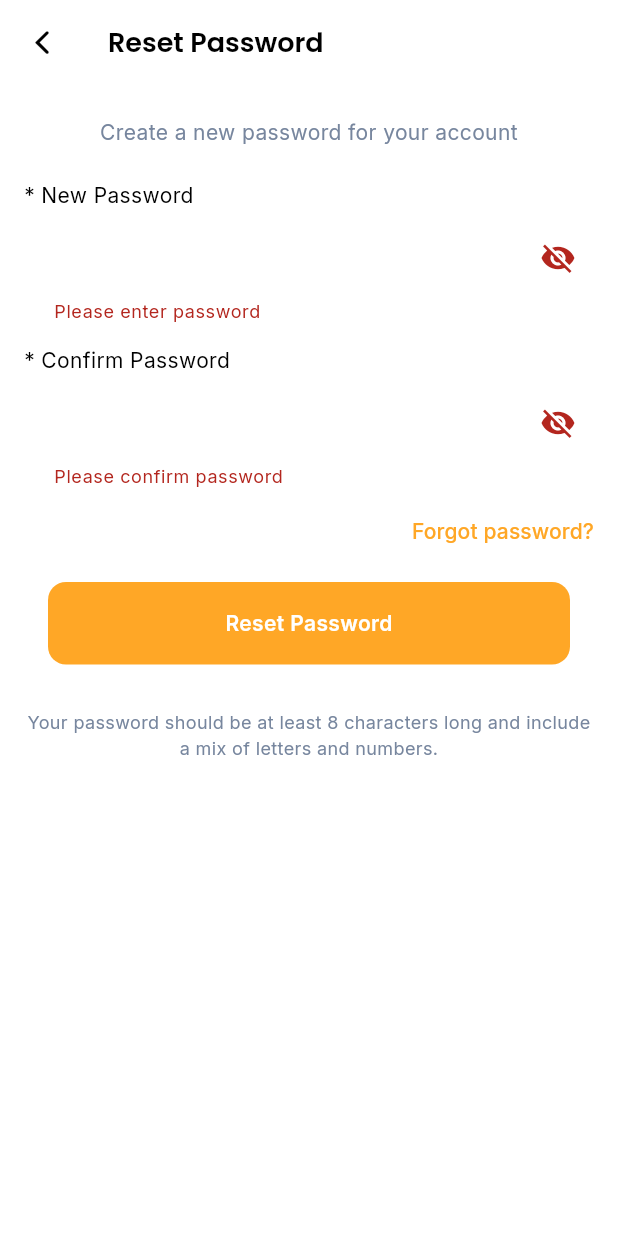
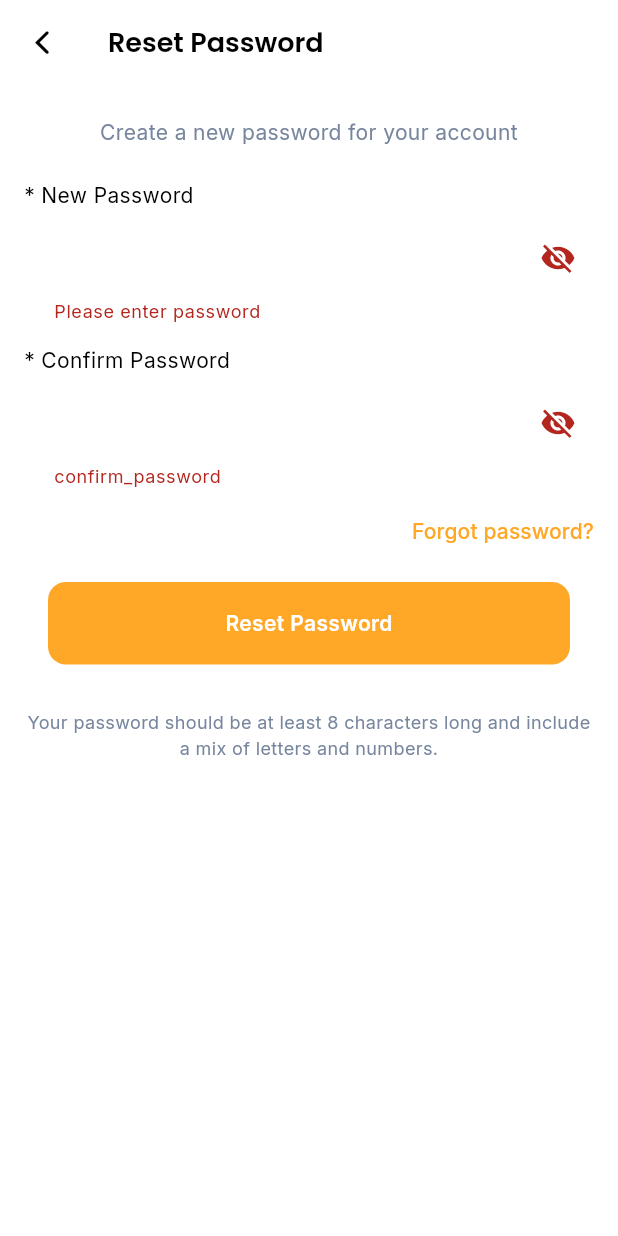
Before and after one commit to BuckyBanaz/Plex, a Flutter app: the UserResetPasswordScreen screen opened directly, after a tap on "Reset Password", on a phone screen of 412 x 824 dp. Run offline on Flutter 3.47's test engine with Material 3 defaults, Android fonts, the light colour scheme and no system bars; our stand-ins replace animated_bottom_navigation_bar, device_info_plus, dio, easy_localization, firebase_core, flutter_phoenix and 17 more; missing offline and left inert: dart:ffi, dart:html, flutter_stripe; accounts and stored records are empty.

Commit message:
feat: Internationalize profile and notification screens
This commit replaces hardcoded text with internationalization (i18n) keys across several profile-related screens and the notification screen to support multiple languages.

### Changes
- **Internationalization:**
    - Replaced static text with `.tr` keys on the following screens:
        - `UserProfileScreen`: Options like 'My Account', 'Change Language', 'Reset Password', etc.
        - `UserAccountScreen`: Labels for 'Full Name', 'DOB', 'Email', and the 'Delete Account' button.
        - `UserResetPasswordScreen`: Titles, labels, validation messages, and button text.
        - `UserChangeLanguageScreen`: Screen title.
        - `UserNotificationScreen`: Screen title.

- **Localization Assets:**
    - Added new translation keys and their corresponding values in English (`en_US.json`) and Arabic (`ar_SA.json`) for the newly internationalized text.

```diff
--- a/lib/screens/individual/profile/user_change_language.dart
+++ b/lib/screens/individual/profile/user_change_language.dart
@@ -73,8 +73,8 @@ class _UserChangeLanguageScreenState extends State<UserChangeLanguageScreen> {
     return Scaffold(
       backgroundColor: Colors.white,
       appBar: AppBar(
-        title: const Text(
-          'Change Language',
+        title:  Text(
+          'change_language'.tr,
           style: TextStyle(
             fontWeight: FontWeight.bold,
           ),
--- a/lib/screens/individual/profile/user_reset_password_screen.dart
+++ b/lib/screens/individual/profile/user_reset_password_screen.dart
@@ -19,8 +19,8 @@ class UserResetPasswordScreen extends StatelessWidget {
       appBar: AppBar(
         elevation: 0,
         iconTheme: const IconThemeData(color: AppColors.textPrimary),
-        title: const Text(
-          'Reset Password',
+        title:  Text(
+          'reset_password'.tr,
           style: TextStyle(color: AppColors.textPrimary),
         ),
         leading: IconButton(
@@ -35,8 +35,8 @@ class UserResetPasswordScreen extends StatelessWidget {
             padding: const EdgeInsets.all(16),
             children: [
               const SizedBox(height: 6),
-              const Text(
-                'Create a new password for your account',
+               Text(
+                'subtitle_reset_password'.tr,
                 textAlign: TextAlign.center,
                 style: TextStyle(color: AppColors.textGrey, fontSize: 14),
               ),
@@ -45,7 +45,7 @@ class UserResetPasswordScreen extends StatelessWidget {
               // New Password
               CustomTextField(
                 controller: controller.newPass,
-                label: 'New Password',
+                label: 'new_password_label'.tr,
                 labelColor: AppColors.textPrimary,
                 isPassword: true,
                 focusNode: controller.newPassFocus,
@@ -60,9 +60,9 @@ class UserResetPasswordScreen extends StatelessWidget {
                   borderSide: const BorderSide(color: AppColors.primary, width: 2.0),
                 ),
                 validator: (v) {
-                  if (v == null || v.isEmpty) return 'Please enter password';
+                  if (v == null || v.isEmpty) return 'enter_password'.tr;
                   if (v.trim().length < 8)
-                    return 'Password must be at least 8 characters';
+                    return 'password_length'.tr;
                   return null;
                 },
               ),
@@ -71,7 +71,7 @@ class UserResetPasswordScreen extends StatelessWidget {
               // Confirm Password
               CustomTextField(
                 controller: controller.confirmPass,
-                label: 'Confirm Password',
+                label: 'confirm_password_label'.tr,
                 labelColor: AppColors.textPrimary,
                 isPassword: true,
                 focusNode: controller.confirmPassFocus,
@@ -86,9 +86,9 @@ class UserResetPasswordScreen extends StatelessWidget {
                 ),
                 onSubmitted: () => controller.resetPassword(context),
                 validator: (v) {
-                  if (v == null || v.isEmpty) return 'Please confirm password';
+                  if (v == null || v.isEmpty) return 'confirm_password';
                   if (v.trim().length < 8)
-                    return 'Password must be at least 8 characters';
+                    return 'password_length'.tr;
                   return null;
                 },
               ),
@@ -99,8 +99,8 @@ class UserResetPasswordScreen extends StatelessWidget {
                   onPressed: () =>
                       controller.showForgotPasswordDialog(context),
                   style: TextButton.styleFrom(padding: EdgeInsets.only(top: 8)),
-                  child: const Text(
-                    'Forgot password?',
+                  child:  Text(
+                    'forgot_password_button'.tr,
                     style: TextStyle(color: AppColors.primary),
                   ),
                 ),
@@ -111,9 +111,9 @@ class UserResetPasswordScreen extends StatelessWidget {
                   ? const Center(child: CircularProgressIndicator())
                   : CustomButton(
                 onTap: () => controller.resetPassword(context),
-                widget: const Center(
+                widget:  Center(
                   child: Text(
-                    'Reset Password',
+                    'reset_button'.tr,
                     style: TextStyle(
                       color: Colors.white,
                       fontWeight: FontWeight.w600,
@@ -123,8 +123,8 @@ class UserResetPasswordScreen extends StatelessWidget {
               )),
               const SizedBox(height: 6),
 
-              const Text(
-                'Your password should be at least 8 characters long and include a mix of letters and numbers.',
+               Text(
+                'instructions'.tr,
                 textAlign: TextAlign.center,
                 style: TextStyle(color: AppColors.textGrey, fontSize: 12),
               ),
--- a/lib/screens/notification/user_notification_screen.dart
+++ b/lib/screens/notification/user_notification_screen.dart
@@ -16,7 +16,7 @@ class UserNotification extends StatelessWidget {
         centerTitle: true,
         elevation: 0,
 
-        title: const Text('Notifications'),
+        title:  Text("nav_notification".tr),
 
         actions: [
           IconButton(
```
Also changed, not shown: assets/translations/ar_SA.json (+26 -1 lines), assets/translations/en_US.json (+22 -1 lines), lib/screens/individual/profile/user_account_screen.dart (+7 -7 lines), lib/screens/individual/profile/user_profile_screen.dart (+8 -8 lines).
